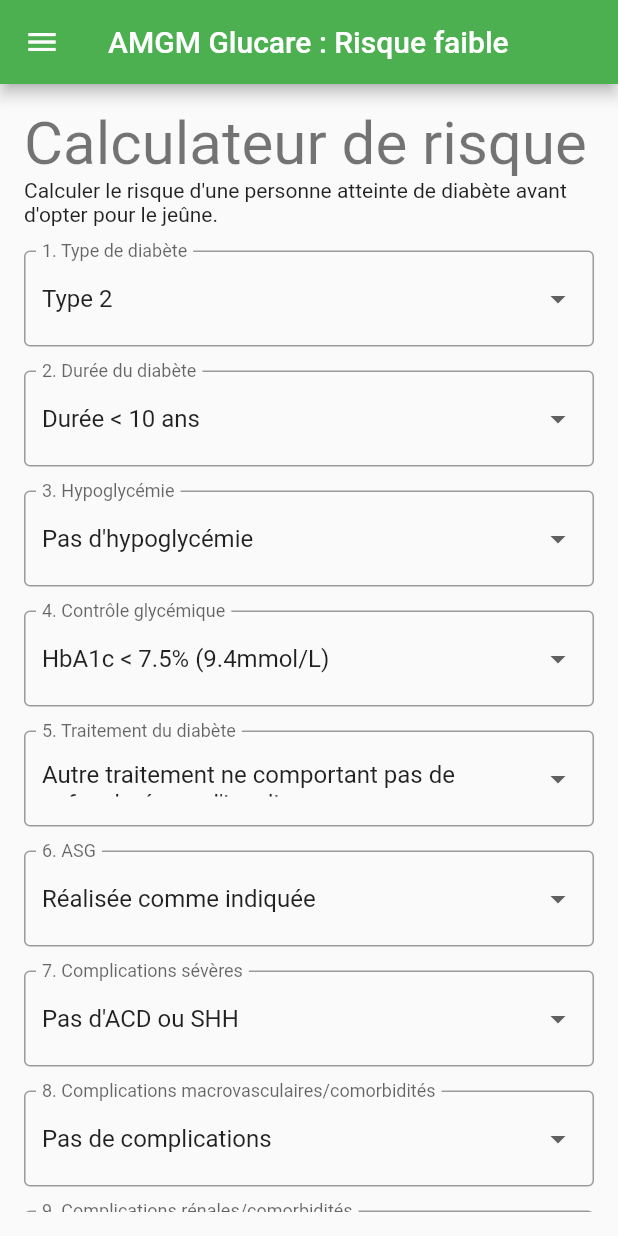
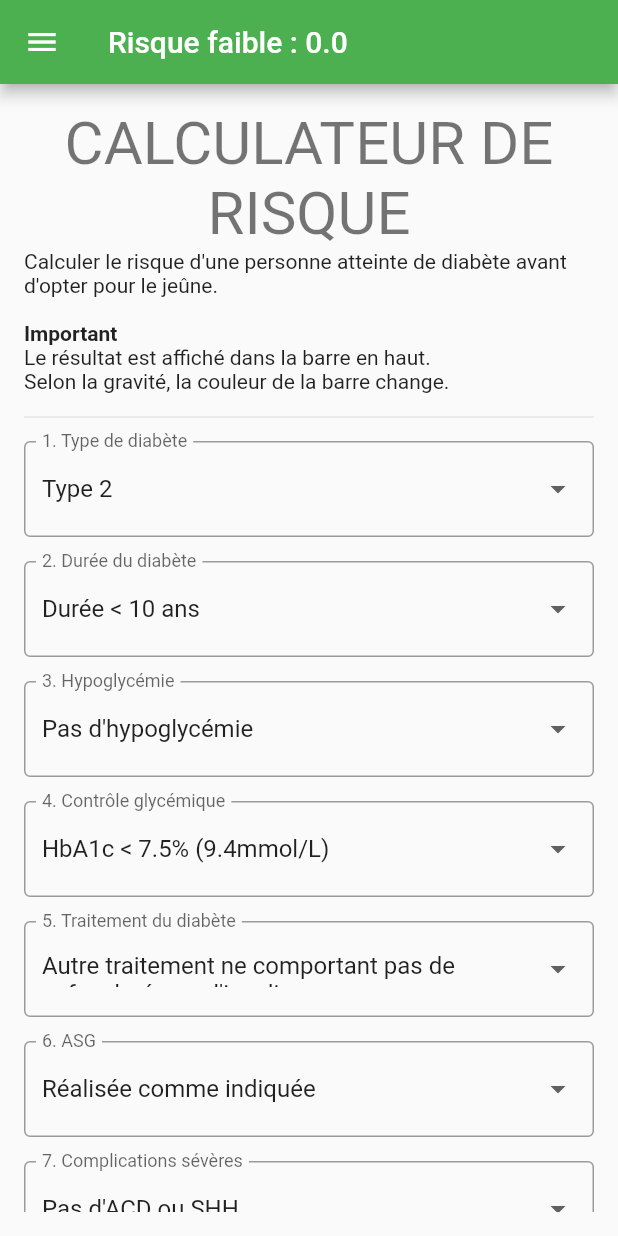
Before and after one commit to sahraouilarbi/amgm_glucare, a Flutter app: the screen it shows after launch, after a tap on "Commencer", on a phone screen of 412 x 824 dp. Run offline on Flutter 3.47's test engine with Material 2 defaults, Android fonts, the phone set to English and light mode, and no system bars.

Commit message:
amelioration de code

```diff
--- /dev/null
+++ b/lib/config/app_route.dart
@@ -0,0 +1,35 @@
+import 'package:flutter/material.dart';
+import '/screens/screens.dart';
+import '/ressources/ressources.dart';
+
+class AppRouter {
+  static Route onGenerateRoute(RouteSettings settings) {
+    switch (settings.name) {
+      case MainScreen.routeName:
+        return MainScreen.route();
+      case OnboardingScreen.routeName:
+        return OnboardingScreen.route();
+      case AProposScreen.routeName:
+        return AProposScreen.route();
+      case DescriptionScreen.routeName:
+        return DescriptionScreen.route();
+      default:
+        return _errorRoute();
+    }
+  }
+
+  static Route _errorRoute() {
+    return MaterialPageRoute(
+      builder: (_) => SafeArea(
+        child: Scaffold(
+          appBar: AppBar(
+            title: const Text('${AppStrings.applicationName} - ${AppStrings.error404}'),
+          ),
+          body: const Center(
+            child: Text('${AppStrings.error404} : ${AppStrings.error404Description}'),
+          ),
+        ),
+      ),
+    );
+  }
+}
--- a/lib/core/my_app.dart
+++ b/lib/core/my_app.dart
@@ -1,4 +1,5 @@
 import 'package:flutter/material.dart';
+import '/config/app_route.dart';
 import '/screens/screens.dart';
 
 class MyApp extends StatelessWidget {
@@ -12,7 +13,8 @@ class MyApp extends StatelessWidget {
       theme: ThemeData(
         primarySwatch: Colors.blue,
       ),
-      home: OnboardingScreen(),
+      onGenerateRoute: AppRouter.onGenerateRoute,
+      initialRoute: OnboardingScreen.routeName,
     );
   }
 }
--- /dev/null
+++ b/lib/ressources/app_assets.dart
@@ -0,0 +1,4 @@
+class AppAssets {
+  static const String appLogo = 'assets/images/amgm-glucare-logo-512x512.png';
+  static const String onboardingImage = 'assets/images/onboarding_image.png';
+}
--- /dev/null
+++ b/lib/ressources/app_strings.dart
@@ -0,0 +1,56 @@
+class AppStrings {
+  static const String about='A Propos';
+  static const String acuteComplications = 'Complications sévères';
+  static const String applicationName = "AMGM Glucare";
+  static const String calculateRiskOfPersone = 'Calculer le risque d\'une personne atteinte de diabète avant d\'opter pour le jeûne.';
+  static const String description='Description';
+  static const String descriptionShort = "";
+  static const String descriptionLong = """
+Le jeûne est une pratique qui consiste à s'abstenir de manger et de boire pendant une certaine période. Bien que cette pratique soit associée à plusieurs avantages pour la santé, elle peut également entraîner des complications, en particulier chez les patients atteints de diabète.\n
+En effet, le diabète est une maladie chronique qui se caractérise par une élévation du taux de sucre dans le sang. Cette élévation peut entraîner des complications graves, notamment au niveau cardiovasculaire, rénal et ophtalmique.\n
+C'est pourquoi, avant d'entreprendre un jeûne, il est important de mesurer le risque que cela représente pour les patients diabétiques. C'est dans ce contexte que notre application a été développée.\n
+Notre application est accessible à tous et facile à utiliser. Elle permet aux utilisateurs de saisir des informations sur leur profil médical, y compris leur type de diabète, la durée de leur diabète, l'hypoglycémie, le contrôle glycémique, les complications macro-vasculaires et les comorbidités, les complications rénales et les comorbidités, la grossesse, la fragilité et la fonction cognitive, ainsi que leur expérience précédente et la durée du jeûne.\n
+Une fois ces informations saisies, l'application calcule le risque de jeûne pour le patient en se basant sur l'IDF-DAR. Le résultat est présenté sous forme de message, ce qui permet aux utilisateurs de comprendre facilement le niveau de risque associé au jeûne.\n
+Enfin, notre application est régulièrement mise à jour en fonction des dernières données scientifiques et des recommandations de l'IDF-DAR. Cela garantit que les utilisateurs disposent des informations les plus récentes pour évaluer leur risque de jeûne et prendre des décisions éclairées en matière de santé.\n
+En résumé, notre application est un outil précieux pour aider les patients diabétiques à évaluer le risque de jeûne et prendre des décisions éclairées en matière de santé. Elle est facile à utiliser, accessible à tous et basée sur des données scientifiques solides. Nous sommes convaincus que cette application sera d'une grande aide pour les patients diabétiques et les professionnels de santé.\n
+Toutes les recommandations présentées dans cette application sont tirées des lignes directrices de l'IDF-DAR 2021
+  """;
+  static const String developpedBy = 'Développer par';
+  static const String developperName = 'Sahraoui Larbi';
+  static const String developperEmail = 'sahraouilarbi@gmail.com';
+  static const String developperPhone = '+213661271573';
+  static const String developperSite = 'https://sahraouiLarbi.com';
+  static const String developpedFor = 'Pour le compte de';
+  static const String developpedForName = 'Association des Médecins Généraliste de la Wilaya de Mostaganem';
+  static const String developpedForSite = 'https://www.mgmostaganem.net';
+  static const String developpedForEmail = 'contact@mgmostaganem.net';
+    static const String diabetesType = 'Type de diabète';
+  static const String durationOfDiabetes = 'Durée du diabète';
+  static const String fastingHours = 'Nombre d\'heures de jeûne (selon la localisation géographique)';
+  static const String frailtyAndCognitiveFunction = 'Fragilité et fonction cognitive';
+  static const String glycemicControl = 'Contrôle glycémique';
+  static const String hypoglycaemia = 'Hypoglycémie';
+  static const String important = 'Important';
+  static const String information = "Le résultat est affiché dans la barre en haut.\nSelon la gravité, la couleur de la barre change.";
+  static const String mvdComplications = 'Complications macrovasculaires/comorbidités';
+  static const String physicalLabour = 'Activité physique';
+  static const String pregnancy = 'Grossesse';
+  static const String previousRamadanExperience = 'Expérience du Ramadan précédent';
+  static const String renalComplications = 'Complications rénales/comorbidités';
+  static const String reset = 'Reset';
+  static const String resetText = 'Pour remettre le calculateur de risque à 0, cliquer sur le boutton Reset';
+  static const String riskCalculator = 'CALCULATEUR DE RISQUE';
+  static const String smbg = 'ASG';
+  static const String start="Commencer";
+  static const String typeOfTreatment = 'Traitement du diabète';
+  static const String version = 'Version';
+
+  // Message des Erreurs
+  static const String error = "Erreur";
+  static const String error404 = "Erreur 404";
+  static const String error404Description = "Page non trouvée";
+
+  // Application Version
+  static const String applicationVersion = '1.0.0+1';
+
+}
--- a/lib/ressources/ressources.dart
+++ b/lib/ressources/ressources.dart
@@ -1,2 +1,3 @@
+export 'app_assets.dart';
+export 'app_strings.dart';
 export 'risques.dart';
-export 'text.dart';
--- a/lib/ressources/text.dart
+++ /dev/null
@@ -1,23 +0,0 @@
-class AppStrings {
-  static const String riskCalculator = 'Calculateur de risque';
-  static const String calculateRiskOfPersone =
-      'Calculer le risque d\'une personne atteinte de diabète avant d\'opter pour le jeûne.';
-  static const String diabetesType = 'Type de diabète';
-  static const String durationOfDiabetes = 'Durée du diabète';
-  static const String hypoglycaemia = 'Hypoglycémie';
-  static const String glycemicControl = 'Contrôle glycémique';
-  static const String typeOfTreatment = 'Traitement du diabète';
-  static const String smbg = 'ASG';
-  static const String acuteComplications = 'Complications sévères';
-  static const String mvdComplications =
-      'Complications macrovasculaires/comorbidités';
-  static const String renalComplications = 'Complications rénales/comorbidités';
-  static const String pregnancy = 'Grossesse';
-  static const String frailtyAndCognitiveFunction =
-      'Fragilité et fonction cognitive';
-  static const String physicalLabour = 'Activité physique';
-  static const String previousRamadanExperience =
-      'Expérience du Ramadan précédent';
-  static const String fastingHours =
-      'Nombre d\'heures de jeûne (selon la localisation géographique)';
-}
--- a/lib/screens/main/main_screen.dart
+++ b/lib/screens/main/main_screen.dart
@@ -5,6 +5,14 @@ import '/screens/widgets/my_button.dart';
 
 class MainScreen extends StatefulWidget {
   const MainScreen({super.key});
+
+  static const String routeName = "/mainScreen";
+
+  static Route route() {
+    return MaterialPageRoute(
+        settings: const RouteSettings(name: routeName),
+        builder: (_) => const MainScreen());
+  }
 
   @override
   State<MainScreen> createState() => _MainScreenState();
@@ -161,7 +169,7 @@ class _MainScreenState extends State<MainScreen> {
 
     return Scaffold(
       appBar: AppBar(
-        title: Text('AMGM Glucare : $_riskText'),
+        title: Text('$_riskText : $_riskScore'),
         backgroundColor: _riskColor,
       ),
       drawer: const MyDrawer(),
@@ -170,10 +178,23 @@ class _MainScreenState extends State<MainScreen> {
         child: Form(
           child: ListView(
             children: [
-              Text(AppStrings.riskCalculator,
-                  style: Theme.of(context).textTheme.headlineLarge),
+              Text(
+                AppStrings.riskCalculator,
+                style: Theme.of(context).textTheme.headlineLarge,
+                textAlign: TextAlign.center,
+              ),
               const Text(AppStrings.calculateRiskOfPersone),
               const SizedBox(height: 16.0),
+              const Text(
+                AppStrings.important,
+                style: TextStyle(
+                  fontWeight: FontWeight.bold,
+                ),
+              ),
+              const Text(AppStrings.information),
+              //const SizedBox(height: 16.0),
+              const Divider(height: 32.0),
+
 
               // 1. Diabète type
               myDropdownButtonFormField(
@@ -498,11 +519,16 @@ class _MainScreenState extends State<MainScreen> {
                       _fastingHoursRiskScore = double.parse(value!);
                     });
                   }),
+              const Divider(height: 32.0),
+
+              const Text(AppStrings.resetText),
+              //const SizedBox(height: 16.0),
               const SizedBox(height: 16.0),
               MyButton(
                 onPressed: reset,
-                text: 'Reset',
+                text: AppStrings.reset,
               ),
+              const SizedBox(height: 16.0),
             ],
           ),
         ),
--- a/lib/screens/onboarding/onboarding_screen.dart
+++ b/lib/screens/onboarding/onboarding_screen.dart
@@ -1,13 +1,22 @@
 import 'package:flutter/material.dart';
 
+import 'onboarding_screen_viewmodel.dart';
+import '/ressources/ressources.dart';
 import '/screens/main/main_screen.dart';
 import '/screens/widgets/my_button.dart';
-import 'onboarding_screen_viewmodel.dart';
 
 class OnboardingScreen extends StatelessWidget {
   final viewModel = OnboardingScreenViewModel();
 
   OnboardingScreen({super.key});
+
+  static const String routeName = "/onboardingScreen";
+
+  static Route route() {
+    return MaterialPageRoute(
+        settings: const RouteSettings(name: routeName),
+        builder: (_) => OnboardingScreen());
+  }
 
   @override
   Widget build(BuildContext context) {
@@ -17,10 +26,26 @@ class OnboardingScreen extends StatelessWidget {
           child: Padding(
             padding: const EdgeInsets.all(16.0),
             child: Column(
+              mainAxisAlignment: MainAxisAlignment.spaceBetween,
+              crossAxisAlignment: CrossAxisAlignment.center,
               children: [
+                SizedBox(
+                  width: MediaQuery.of(context).size.width * 0.5,
+                  child: Image.asset(
+                    AppAssets.appLogo,
+                    fit: BoxFit.cover,
+                  ),
+                ),
                 Text(
                   viewModel.onboardingScreenModel.title,
                   style: const TextStyle(fontSize: 24),
+                ),
+                SizedBox(
+                  width: MediaQuery.of(context).size.width * 0.5,
+                  child: Image.asset(
+                    viewModel.onboardingScreenModel.image,
+                    fit: BoxFit.cover,
+                  ),
                 ),
                 const SizedBox(height: 16.0),
                 Text(
@@ -28,24 +53,13 @@ class OnboardingScreen extends StatelessWidget {
                   style: const TextStyle(fontSize: 16),
                 ),
                 const SizedBox(height: 16.0),
-                SizedBox(
-                  width: MediaQuery.of(context).size.width * 0.75,
-                  child: Image.asset(
-                    viewModel.onboardingScreenModel.image,
-                    fit: BoxFit.cover,
-                  ),
-                ),
                 MyButton(
                   onPressed: () {
-                    Navigator.push(
-                      context,
-                      MaterialPageRoute(
-                        builder: (context) => const MainScreen(),
-                      ),
-                    );
+                    Navigator.pushNamed(context, MainScreen.routeName);
                   },
-                  text: 'Commencer',
+                  text: AppStrings.start,
                 ),
+                const SizedBox(height: 16.0),
               ],
             ),
           ),
--- a/lib/screens/screens.dart
+++ b/lib/screens/screens.dart
@@ -1,2 +1,4 @@
+export 'apropos/apropos_screen.dart';
+export 'description/description_screen.dart';
 export 'main/main_screen.dart';
 export 'onboarding/onboarding_screen.dart';
```
Also changed, not shown: lib/screens/apropos/apropos_screen.dart (added, +71 -0 lines), lib/screens/description/description_screen.dart (added, +35 -0 lines), lib/screens/widgets/my_drawer.dart (+38 -21 lines), assets/images/amgm-glucare-logo-512x512.png (added), 5 other files.
